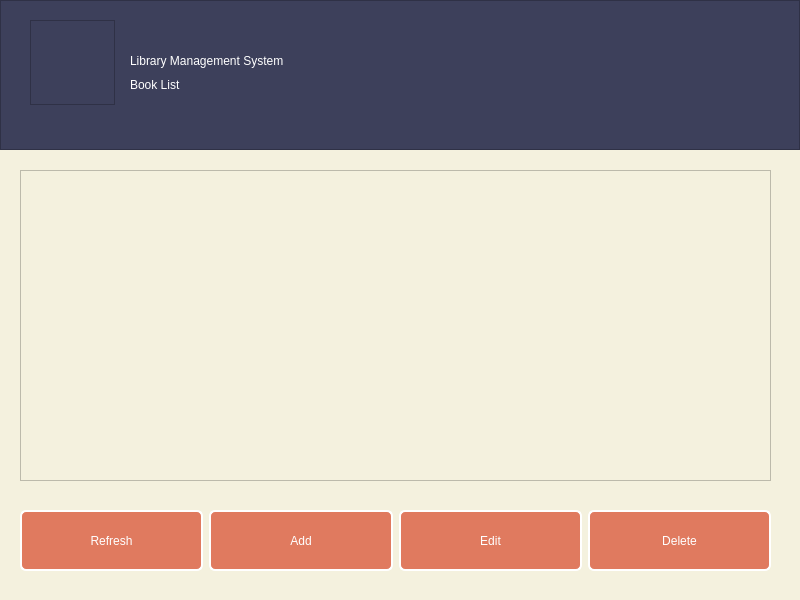
First picture: the form in booklist_admin.ui, repository kianmajl/Library, before the edit.
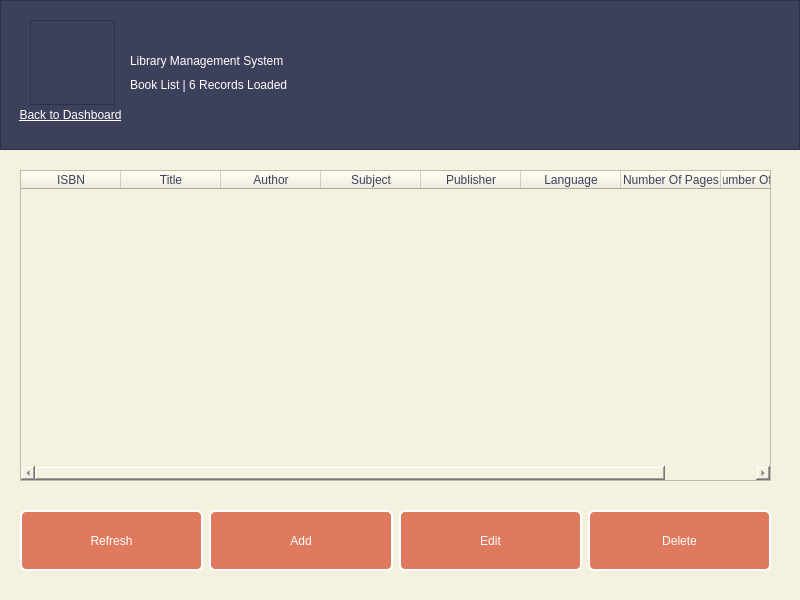
Second picture: the form after the edit. Icons and pictures are not drawn.

Commit message: add books completed

The edit to the form file:
```diff
--- a/booklist_admin.ui
+++ b/booklist_admin.ui
@@ -99,7 +99,28 @@
      <string notr="true">font: 25 10pt &quot;IRANYekan Light&quot;;</string>
     </property>
     <property name="text">
-     <string>Book List</string>
+     <string>Book List | 6 Records Loaded</string>
+    </property>
+   </widget>
+   <widget class="QPushButton" name="pushButton_backtodash">
+    <property name="geometry">
+     <rect>
+      <x>10</x>
+      <y>105</y>
+      <width>121</width>
+      <height>20</height>
+     </rect>
+    </property>
+    <property name="styleSheet">
+     <string notr="true">border: 0px;
+text-decoration: underline;
+font: 25 7pt &quot;IRANYekan Light&quot;;</string>
+    </property>
+    <property name="text">
+     <string>&amp;Back to Dashboard</string>
+    </property>
+    <property name="flat">
+     <bool>true</bool>
     </property>
    </widget>
   </widget>
@@ -112,6 +133,46 @@
      <height>311</height>
     </rect>
    </property>
+   <column>
+    <property name="text">
+     <string>ISBN</string>
+    </property>
+   </column>
+   <column>
+    <property name="text">
+     <string>Title</string>
+    </property>
+   </column>
+   <column>
+    <property name="text">
+     <string>Author</string>
+    </property>
+   </column>
+   <column>
+    <property name="text">
+     <string>Subject</string>
+    </property>
+   </column>
+   <column>
+    <property name="text">
+     <string>Publisher</string>
+    </property>
+   </column>
+   <column>
+    <property name="text">
+     <string>Language</string>
+    </property>
+   </column>
+   <column>
+    <property name="text">
+     <string>Number Of Pages</string>
+    </property>
+   </column>
+   <column>
+    <property name="text">
+     <string>Number Of Availables</string>
+    </property>
+   </column>
   </widget>
   <widget class="QWidget" name="horizontalLayoutWidget">
    <property name="geometry">
```
Left out of the diff: 14 changed lines with no effect on the pictures. The commit also changes 6 other files.
